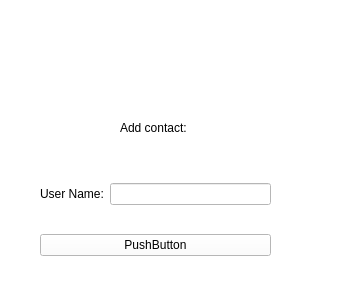
First picture: the form in Client/findcontacts.ui, repository a-mkrv/Chat, before the edit.
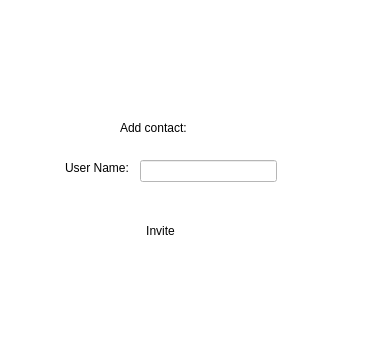
Second picture: the form after the edit. Icons and pictures are not drawn.

```diff
--- a/Client/findcontacts.ui
+++ b/Client/findcontacts.ui
@@ -9,8 +9,8 @@
    <rect>
     <x>0</x>
     <y>0</y>
-    <width>341</width>
-    <height>300</height>
+    <width>376</width>
+    <height>349</height>
    </rect>
   </property>
   <property name="windowTitle">
@@ -48,38 +48,83 @@
     <string>Add contact:</string>
    </property>
   </widget>
-  <widget class="QWidget" name="verticalLayoutWidget">
+  <widget class="QPushButton" name="invite_cont_button">
    <property name="geometry">
     <rect>
-     <x>40</x>
+     <x>100</x>
+     <y>210</y>
+     <width>121</width>
+     <height>41</height>
+    </rect>
+   </property>
+   <property name="font">
+    <font>
+     <pointsize>9</pointsize>
+    </font>
+   </property>
+   <property name="mouseTracking">
+    <bool>false</bool>
+   </property>
+   <property name="text">
+    <string>Invite</string>
+   </property>
+   <property name="icon">
+    <iconset resource="image.qrc">
+     <normaloff>:/new/prefix1/Resource/square292.png</normaloff>:/new/prefix1/Resource/square292.png</iconset>
+   </property>
+   <property name="iconSize">
+    <size>
+     <width>25</width>
+     <height>28</height>
+    </size>
+   </property>
+   <property name="flat">
+    <bool>true</bool>
+   </property>
+  </widget>
+  <widget class="QLabel" name="label">
+   <property name="geometry">
+    <rect>
+     <x>140</x>
+     <y>182</y>
+     <width>141</width>
+     <height>20</height>
+    </rect>
+   </property>
+   <property name="font">
+    <font>
+     <pointsize>6</pointsize>
+    </font>
+   </property>
+   <property name="styleSheet">
+    <string notr="true">color: rgb(96, 125, 139);</string>
+   </property>
+   <property name="text">
+    <string/>
+   </property>
+  </widget>
+  <widget class="QLabel" name="username_label">
+   <property name="geometry">
+    <rect>
+     <x>65</x>
      <y>160</y>
-     <width>231</width>
-     <height>121</height>
+     <width>68</width>
+     <height>16</height>
     </rect>
    </property>
-   <layout class="QVBoxLayout" name="verticalLayout">
-    <item>
-     <layout class="QHBoxLayout" name="horizontalLayout">
-      <item>
-       <widget class="QLabel" name="label_3">
-        <property name="text">
-         <string>User Name:</string>
-        </property>
-       </widget>
-      </item>
-      <item>
-       <widget class="QLineEdit" name="lineEdit"/>
-      </item>
-     </layout>
-    </item>
-    <item>
-     <widget class="QPushButton" name="pushButton">
-      <property name="text">
-       <string>PushButton</string>
-      </property>
-     </widget>
-    </item>
-   </layout>
+   <property name="text">
+    <string>User Name:</string>
+   </property>
+  </widget>
+  <widget class="QLineEdit" name="username_lineedit">
+   <property name="geometry">
+    <rect>
+     <x>140</x>
+     <y>160</y>
+     <width>137</width>
+     <height>22</height>
+    </rect>
+   </property>
   </widget>
  </widget>
  <resources>
```
Left out of the diff: 2 changed lines with no effect on the pictures.
